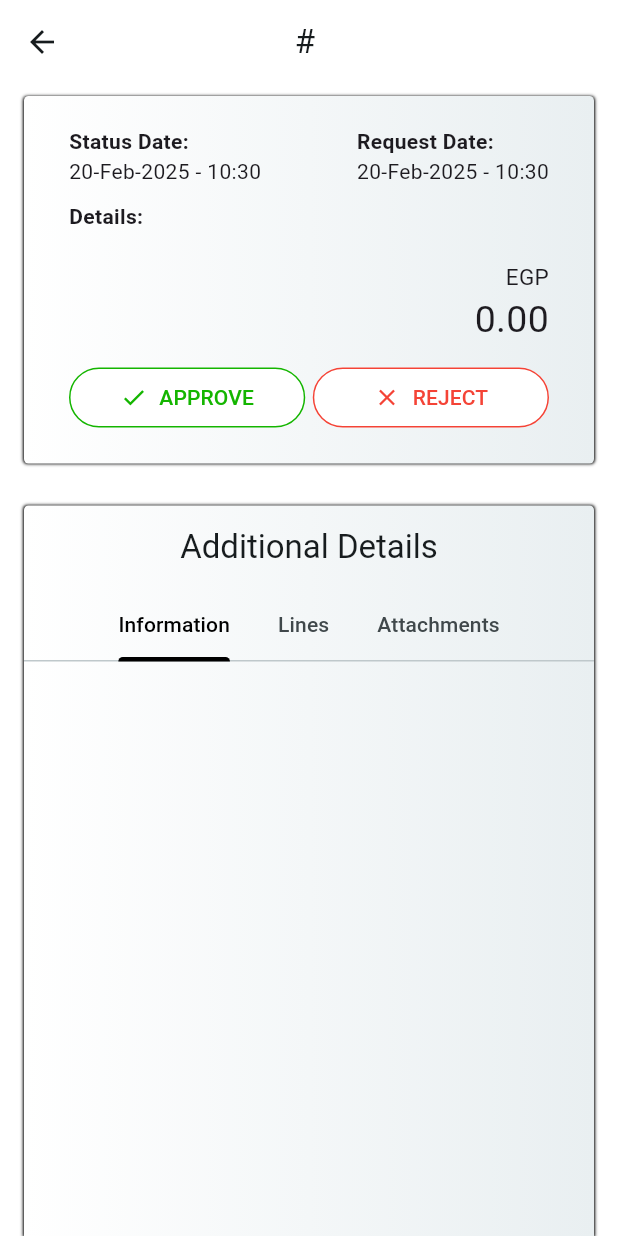
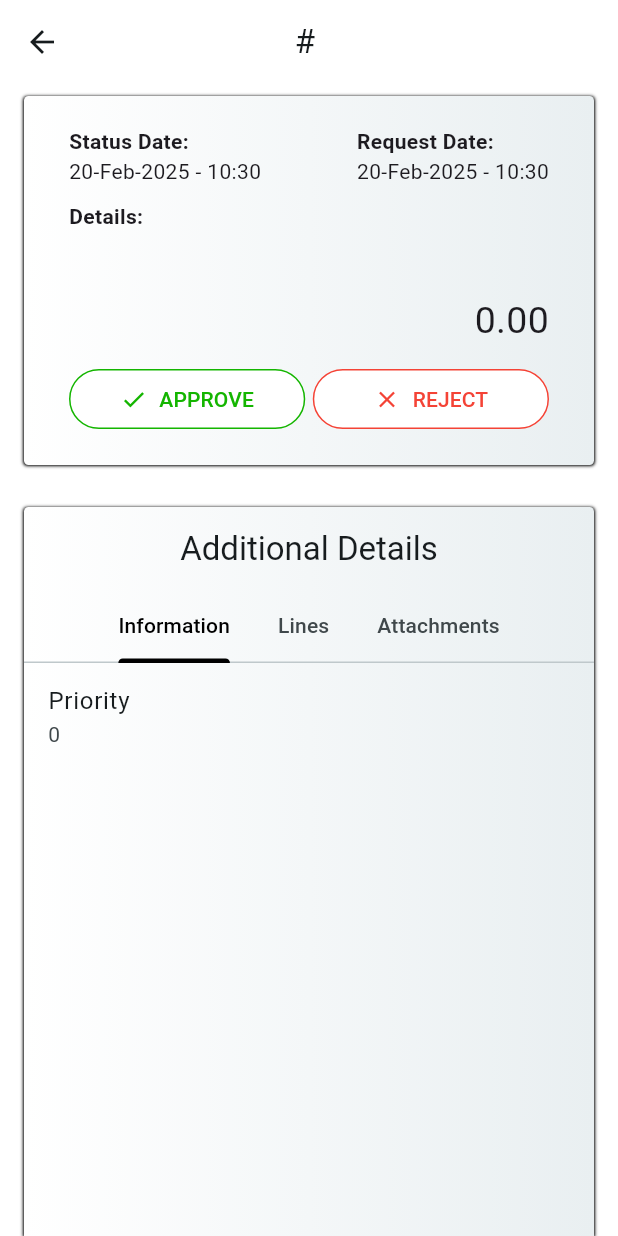
Before and after one commit to AbdullahBlal/tatweer_maximo, a Flutter app: the PurchaseRequestDetailsScreen screen opened directly with empty values, on a phone screen of 412 x 824 dp. Run offline on Flutter 3.47's test engine with Material 3 defaults, Android fonts, the phone set to English and light mode, and no system bars; our stand-ins replace accordion, badges, carousel_slider, dio, flutter_local_notifications, flutter_riverpod and 6 more; missing offline and left inert: animated_refresh, placeholder_images; accounts and stored records are empty; network calls fail; Roboto replaces fonts that are missing (Geologica); statements that could not run were skipped.

Commit message:
finish comments
communication templates not working / services are listed under materials / currency is static on both PR/PO / add more fields to the UI

```diff
--- a/lib/models/purchase_order.dart
+++ b/lib/models/purchase_order.dart
@@ -9,12 +9,14 @@ class PurchaseOrder {
     required this.potype,
     required this.potypeDescription,
     required this.description,
+    required this.buyer,
     required this.status,
     required this.statusDescription,
     required this.department,
     required this.departmentDescription,
     required this.project,
     required this.projectDescription,
+    required this.currencyCode,
     required this.totalCost,
     required this.chargeToOrgnization,
     required this.purchaseAgent,
@@ -31,6 +33,7 @@ class PurchaseOrder {
   final int poid;
   final String ponum;
   final String potype;
+  final String buyer;
   final String potypeDescription;
   final String description;
   final String status;
@@ -39,6 +42,7 @@ class PurchaseOrder {
   final String departmentDescription;
   final String project;
   final String projectDescription;
+  final String currencyCode;
   final double totalCost;
   final String chargeToOrgnization;
   final String purchaseAgent;
--- a/lib/models/purchase_request.dart
+++ b/lib/models/purchase_request.dart
@@ -9,6 +9,8 @@ class PurchaseRequest {
     required this.prid,
     required this.prnum,
     required this.prtype,
+    required this.priority,
+    required this.priorityReason,
     required this.prtypeDescription,
     required this.description,
     required this.status,
@@ -18,6 +20,7 @@ class PurchaseRequest {
     required this.project,
     required this.projectDescription,
     required this.totalCost,
+    required this.currencyCode,
     required this.chargeToOrgnization,
     required this.vendor,
     required this.vendorDescription,
@@ -28,6 +31,8 @@ class PurchaseRequest {
 
   final int prid;
   final String prnum;
+  final int priority;
+  final String priorityReason;
   final String prtype;
   final String prtypeDescription;
   final String description;
@@ -37,6 +42,7 @@ class PurchaseRequest {
   final String departmentDescription;
   final String project;
   final String projectDescription;
+  final String currencyCode;
   final double totalCost;
   final String chargeToOrgnization;
   final String vendor;
--- a/lib/providers/purchase_request_provider.dart
+++ b/lib/providers/purchase_request_provider.dart
@@ -21,7 +21,7 @@ class PurchaseRequestsNotifier extends StateNotifier<List<PurchaseRequest>> {
   Future<http.Response> loadPurchaseRequests(String apikey, String mobileSC) async{
     return http.get(
         Uri.parse(
-            '${Constants.baseUrl}oslc/os/PRHTTP?lean=1&savedQuery=${quiriesBasedOnGroup[mobileSC]}&oslc.select=prnum,prtype,description,prid,dept,status,project.value,project.description,totalcost,statusdate,issuedate,chargetoorganization,vendor,companies.name,prline{prlineid,prlinenum,linetype,description,orderqty,unitcost,tax1code,tax1,loadedcost,person.displayname,storeloc,gldebitacct}'),
+            '${Constants.baseUrl}oslc/os/PRHTTP?lean=1&savedQuery=${quiriesBasedOnGroup[mobileSC]}&oslc.select=prnum,prtype,priority,priorityreason,description,prid,dept,status,project.value,project.description,totalcost,currencycode,statusdate,issuedate,chargetoorganization,vendor,companies.name,prline{prlineid,prlinenum,linetype,description,orderqty,unitcost,tax1code,tax1,loadedcost,person.displayname,storeloc,gldebitacct}&oslc.orderBy=-issuedate'),
         headers: <String, String>{
           'apikey': apikey,
         });
@@ -147,9 +147,12 @@ class PurchaseRequestsNotifier extends StateNotifier<List<PurchaseRequest>> {
     final Map<String, dynamic> parsedResponse = json.decode(response.body);
     final List<PurchaseRequest> loadedPurchaseRequests = [];
     for (final purchaseRequest in parsedResponse["member"]) {
+    print(purchaseRequest["priorityreason"]);
       loadedPurchaseRequests.add(PurchaseRequest(
         prid: purchaseRequest["prid"],
         prnum: purchaseRequest["prnum"],
+        priority: purchaseRequest["priority"],
+        priorityReason: purchaseRequest["priorityreason"] ?? '',
         prtype: purchaseRequest["prtype"] ?? '',
         prtypeDescription: purchaseRequest["prtype_description"] ?? '',
         description: purchaseRequest["description"] ?? '',
@@ -162,6 +165,7 @@ class PurchaseRequestsNotifier extends StateNotifier<List<PurchaseRequest>> {
         chargeToOrgnization: purchaseRequest["chargetoorganization"] ?? '',
         project: purchaseRequest["project"]["value"] ?? '',
         projectDescription: purchaseRequest["project"]["description"] ?? '',
+        currencyCode: purchaseRequest["currencycode"],
         totalCost: purchaseRequest["totalcost"],
         prLines: _setPrLines(purchaseRequest["prline"]),
         statusDate: purchaseRequest["statusdate"] != null
--- a/lib/screens/purchase_orders_screen/purchase_order_details_screen/additional_details/po_additional_details_card.dart
+++ b/lib/screens/purchase_orders_screen/purchase_order_details_screen/additional_details/po_additional_details_card.dart
@@ -57,7 +57,7 @@ class POAdditionalDetailsCard extends StatelessWidget {
             body: TabBarView(
               children: [
                 PoMoreInformation(purchaseOrder:purchaseOrder),
-                PoLines(poLines: purchaseOrder.poLines),
+                PoLines(poLines: purchaseOrder.poLines, currencyCode: purchaseOrder.currencyCode),
                 PoDoclinks(purchaseOrderDoclinks: purchaseOrderDoclinks),
               ],
             ),
--- a/lib/screens/purchase_orders_screen/purchase_order_details_screen/additional_details/po_more_information.dart
+++ b/lib/screens/purchase_orders_screen/purchase_order_details_screen/additional_details/po_more_information.dart
@@ -29,6 +29,12 @@ class PoMoreInformation extends StatelessWidget {
                   subtitle: Text(purchaseOrder.departmentDescription),
                 )
               : const SizedBox.shrink(),
+          purchaseOrder.buyer != ''
+              ? ListTile(
+                  title: const Text('Buyer'),
+                  subtitle: Text(purchaseOrder.buyer),
+                )
+              : const SizedBox.shrink(),
           purchaseOrder.projectDescription != ''
               ? ListTile(
                   title: const Text('Project'),
--- a/lib/screens/purchase_orders_screen/purchase_order_details_screen/po_main_details_card.dart
+++ b/lib/screens/purchase_orders_screen/purchase_order_details_screen/po_main_details_card.dart
@@ -263,7 +263,7 @@ class _POMainDetailsCardState extends ConsumerState<POMainDetailsCard> {
                 Column(
                   crossAxisAlignment: CrossAxisAlignment.end,
                   children: [
-                    const Text('EGP', style: TextStyle(fontSize: 15)),
+                    Text(widget.purchaseOrder.currencyCode, style: const TextStyle(fontSize: 15)),
                     Text(
                       widget.purchaseOrder.toStringTotalCost,
                       style: const TextStyle(fontSize: 25),
--- a/lib/screens/purchase_orders_screen/purchase_orders_screen.dart
+++ b/lib/screens/purchase_orders_screen/purchase_orders_screen.dart
@@ -71,7 +71,7 @@ class PurchaseOrdersScreen extends StatelessWidget {
                 mainAxisAlignment: MainAxisAlignment.center,
                 crossAxisAlignment: CrossAxisAlignment.end,
                 children: [
-                  const Text('EGP', style: TextStyle(fontSize: 10)),
+                  Text(purchaseOrders[index].currencyCode, style: const TextStyle(fontSize: 10)),
                   Text(
                     purchaseOrders[index].toStringTotalCost,
                     style: const TextStyle(fontSize: 15),
--- a/lib/screens/purchase_requests_screen/purchase_request_details_screen/additional_details/pr_additional_details_card.dart
+++ b/lib/screens/purchase_requests_screen/purchase_request_details_screen/additional_details/pr_additional_details_card.dart
@@ -57,7 +57,7 @@ class PRAdditionalDetailsCard extends StatelessWidget {
             body: TabBarView(
               children: [
                 PrMoreInformation(purchaseRequest:purchaseRequest),
-                PrLines(prLines: purchaseRequest.prLines),
+                PrLines(prLines: purchaseRequest.prLines, currencyCode:purchaseRequest.currencyCode),
                 PrDoclinks(purchaseRequestDoclinks: purchaseRequestDoclinks),
               ],
             ),
--- a/lib/screens/purchase_requests_screen/purchase_request_details_screen/additional_details/pr_lines.dart
+++ b/lib/screens/purchase_requests_screen/purchase_request_details_screen/additional_details/pr_lines.dart
@@ -4,8 +4,9 @@ import 'package:accordion/accordion.dart';
 import 'package:accordion/controllers.dart';
 
 class PrLines extends StatelessWidget {
-  const PrLines({super.key, required this.prLines});
+  const PrLines({super.key, required this.prLines, required this.currencyCode});
 
+  final String currencyCode;
   final List<PurchaseRequestLine> prLines;
 
   @override
@@ -190,7 +191,7 @@ class PrLines extends StatelessWidget {
                     Column(
                       crossAxisAlignment: CrossAxisAlignment.end,
                       children: [
-                        const Text('EGP', style: TextStyle(fontSize: 15)),
+                        Text(currencyCode, style: const TextStyle(fontSize: 15)),
                         Text(
                           prLine.toStringLoadedCost,
                           style: const TextStyle(fontSize: 25),
--- a/lib/screens/purchase_requests_screen/purchase_request_details_screen/additional_details/pr_more_information.dart
+++ b/lib/screens/purchase_requests_screen/purchase_request_details_screen/additional_details/pr_more_information.dart
@@ -29,6 +29,14 @@ class PrMoreInformation extends StatelessWidget {
                   subtitle: Text(purchaseRequest.departmentDescription),
                 )
               : const SizedBox.shrink(),
+          ListTile(
+            title: const Text('Priority'),
+            subtitle: Text(purchaseRequest.priority.toString()),
+          ),
+          // ListTile(
+          //   title: const Text('Priority Reason'),
+          //   subtitle: Text(purchaseRequest.priorityReason),
+          // ),
           purchaseRequest.projectDescription != ''
               ? ListTile(
                   title: const Text('Project'),
--- a/lib/screens/purchase_requests_screen/purchase_request_details_screen/pr_main_details_card.dart
+++ b/lib/screens/purchase_requests_screen/purchase_request_details_screen/pr_main_details_card.dart
@@ -271,7 +271,7 @@ class _PRMainDetailsCardState extends ConsumerState<PRMainDetailsCard> {
                 Column(
                   crossAxisAlignment: CrossAxisAlignment.end,
                   children: [
-                    const Text('EGP', style: TextStyle(fontSize: 15)),
+                    Text(widget.purchaseRequest.currencyCode, style: const TextStyle(fontSize: 15)),
                     Text(
                       widget.purchaseRequest.toStringTotalCost,
                       style: const TextStyle(fontSize: 25),
--- a/lib/screens/purchase_requests_screen/purchase_requests_screen.dart
+++ b/lib/screens/purchase_requests_screen/purchase_requests_screen.dart
@@ -71,7 +71,7 @@ class PurchaseRequestsScreen extends StatelessWidget {
                 mainAxisAlignment: MainAxisAlignment.center,
                 crossAxisAlignment: CrossAxisAlignment.end,
                 children: [
-                  const Text('EGP', style: TextStyle(fontSize: 10)),
+                  Text(purchaseRequests[index].currencyCode, style: const TextStyle(fontSize: 10)),
                   Text(
                     purchaseRequests[index].toStringTotalCost,
                     style: const TextStyle(fontSize: 15),
```
Also changed, not shown: lib/models/purchase_order_line.dart (+8 -0 lines), lib/models/workorder.dart (+12 -0 lines), lib/providers/purchase_order_provider.dart (+7 -3 lines), lib/providers/workorders_provider.dart (+7 -4 lines), lib/screens/purchase_orders_screen/purchase_order_details_screen/additional_details/po_lines.dart (+7 -2 lines), lib/screens/workorders_screen/workorder_details_screen/additional_details/wo_more_information.dart (+12 -0 lines), pubspec.lock, 2 other files.
